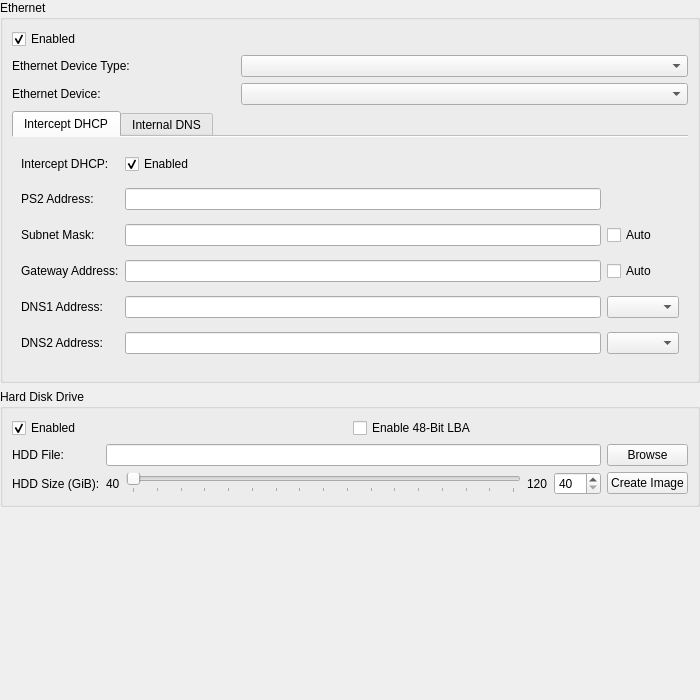
This is pcsx2-qt/Settings/DEV9SettingsWidget.ui in PCSX2/pcsx2 as Qt 5 draws it before an edit. The edited form follows.
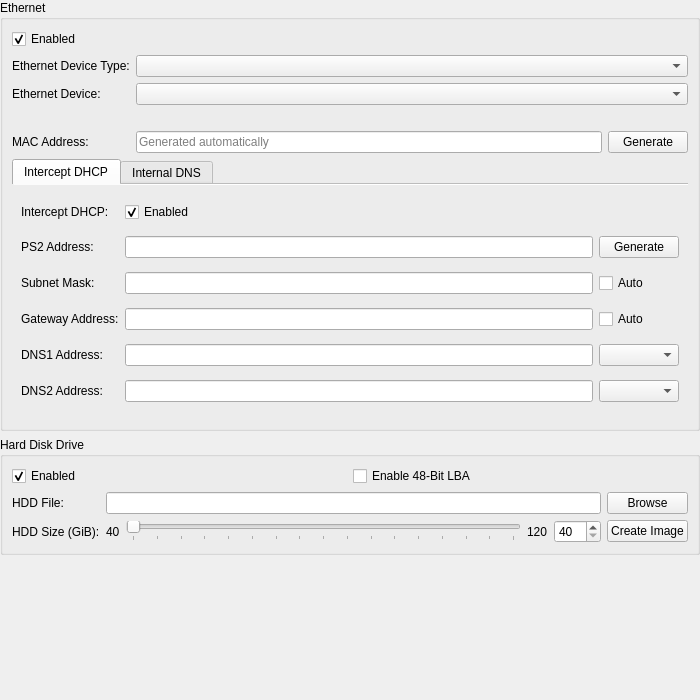
This is the edited form.

Commit message: DEV9: expose the MAC in settings, and show the selected adapter

Patch:
```diff
--- a/pcsx2-qt/Settings/DEV9SettingsWidget.ui
+++ b/pcsx2-qt/Settings/DEV9SettingsWidget.ui
@@ -53,6 +53,49 @@
        </widget>
       </item>
       <item row="3" column="0" colspan="3">
+       <widget class="QLabel" name="ethAdapterInfo">
+        <property name="toolTip">
+         <string>Live details of the selected host adapter. Everything here is read locally from the adapter itself; nothing is sent anywhere.</string>
+        </property>
+        <property name="text">
+         <string/>
+        </property>
+        <property name="textInteractionFlags">
+         <set>Qt::TextSelectableByMouse</set>
+        </property>
+       </widget>
+      </item>
+      <item row="4" column="0">
+       <widget class="QLabel" name="ethMacLabel">
+        <property name="text">
+         <string>MAC Address:</string>
+        </property>
+        <property name="buddy">
+         <cstring>ethMacAddr</cstring>
+        </property>
+       </widget>
+      </item>
+      <item row="4" column="1">
+       <widget class="QLineEdit" name="ethMacAddr">
+        <property name="toolTip">
+         <string>MAC address the emulated PS2 presents on the network. Leave blank to generate a unique one, which is then saved and reused. Ignored if you supply your own eeprom.dat.</string>
+        </property>
+        <property name="placeholderText">
+         <string>Generated automatically</string>
+        </property>
+       </widget>
+      </item>
+      <item row="4" column="2">
+       <widget class="QPushButton" name="ethMacGenerate">
+        <property name="toolTip">
+         <string>Generate a new random MAC address.</string>
+        </property>
+        <property name="text">
+         <string>Generate</string>
+        </property>
+       </widget>
+      </item>
+      <item row="5" column="0" colspan="3">
        <widget class="QTabWidget" name="ethTabWidget">
         <property name="currentIndex">
          <number>0</number>
@@ -122,6 +165,16 @@
             </property>
            </widget>
           </item>
+          <item row="1" column="2">
+           <widget class="QPushButton" name="ethPS2AddrGenerate">
+            <property name="toolTip">
+             <string>Pick a different address on the same subnet. Useful when running more than one instance against a local server.</string>
+            </property>
+            <property name="text">
+             <string>Generate</string>
+            </property>
+           </widget>
+          </item>
           <item row="1" column="1">
            <widget class="QLineEdit" name="ethPS2Addr">
             <property name="inputMask">
```
The commit also changes 2 other files.
